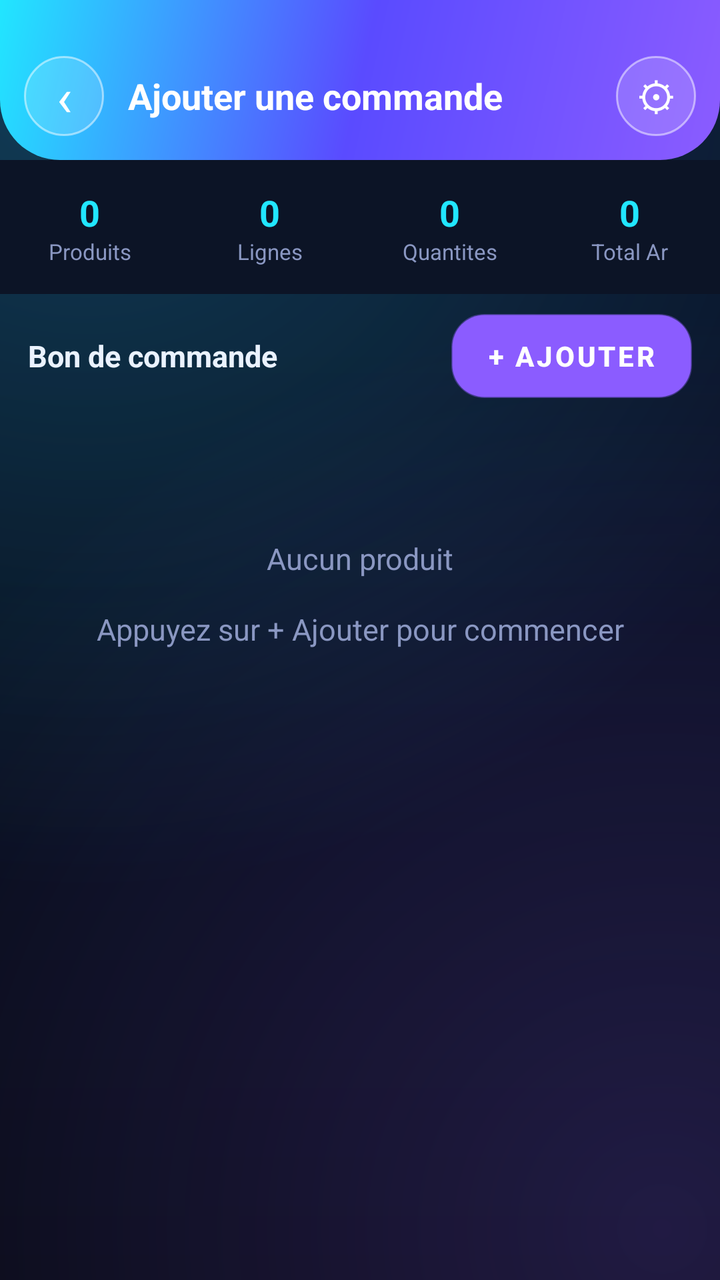
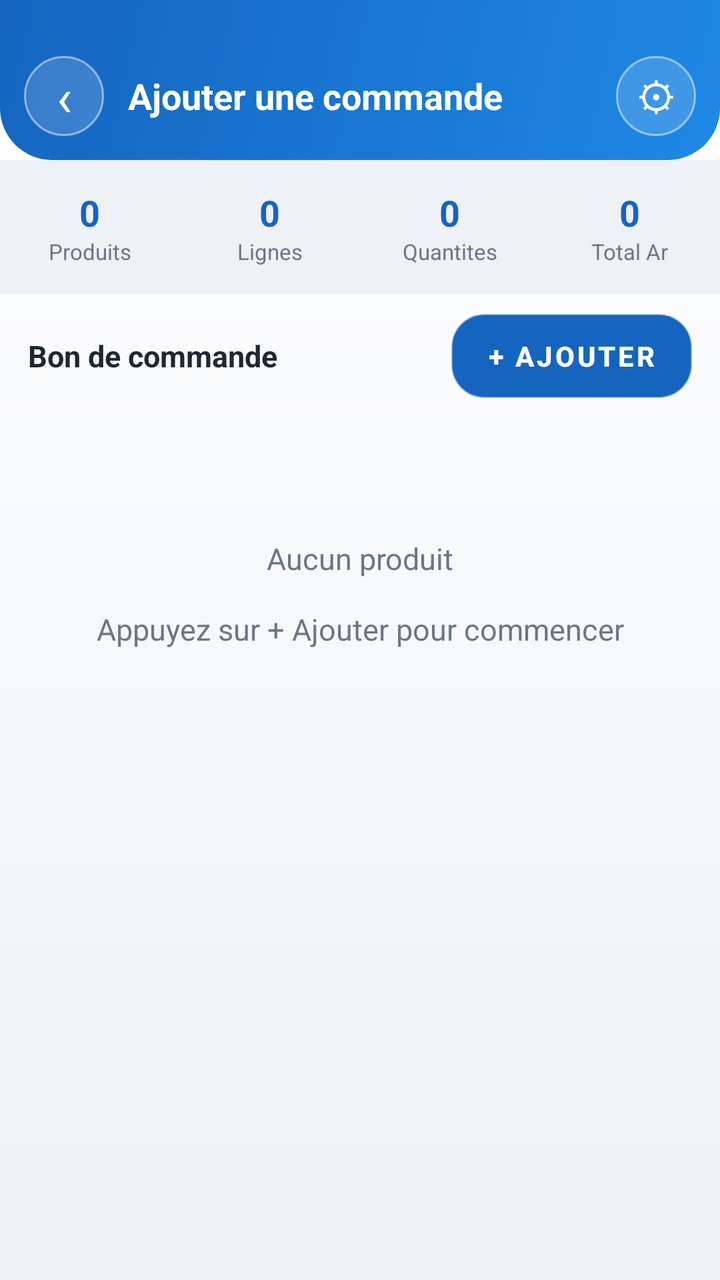

Before-and-after screenshots of an Android layout around one commit, followed by the original layout XML and the change that was made.
<!-- AndroidManifest.xml: application theme Theme.AluManager -->
<!-- res/layout/activity_add_order.xml -->
<?xml version="1.0" encoding="utf-8"?>
<LinearLayout xmlns:android="http://schemas.android.com/apk/res/android"
    android:layout_width="match_parent"
    android:layout_height="match_parent"
    android:background="@drawable/bg_space"
    android:orientation="vertical">

    
    <LinearLayout
        android:layout_width="match_parent"
        android:layout_height="wrap_content"
        android:background="@drawable/hero_bg"
        android:gravity="center_vertical"
        android:orientation="horizontal"
        android:paddingHorizontal="12dp"
        android:paddingTop="28dp"
        android:paddingBottom="12dp">

        <TextView
            android:id="@+id/btnBack"
            android:layout_width="40dp"
            android:layout_height="40dp"
            android:background="@drawable/avatar_circle"
            android:gravity="center"
            android:text="‹"
            android:textColor="#FFFFFF"
            android:textSize="26sp" />

        <TextView
            android:id="@+id/screenTitle"
            android:layout_width="0dp"
            android:layout_height="wrap_content"
            android:layout_marginStart="12dp"
            android:layout_weight="1"
            android:text="Ajouter une commande"
            android:textColor="#FFFFFF"
            android:textSize="18sp"
            android:textStyle="bold" />

        <TextView
            android:id="@+id/btnSettings"
            android:layout_width="40dp"
            android:layout_height="40dp"
            android:background="@drawable/avatar_circle"
            android:gravity="center"
            android:text="⚙"
            android:textColor="#FFFFFF"
            android:textSize="20sp" />
    </LinearLayout>

    
    <LinearLayout
        android:layout_width="match_parent"
        android:layout_height="wrap_content"
        android:background="#0C1426"
        android:orientation="horizontal"
        android:paddingVertical="14dp">

        <LinearLayout style="@style/OStat">
            <TextView android:id="@+id/statProduits" style="@style/OStatVal" android:text="0" />
            <TextView style="@style/OStatLbl" android:text="Produits" />
        </LinearLayout>
        <LinearLayout style="@style/OStat">
            <TextView android:id="@+id/statLignes" style="@style/OStatVal" android:text="0" />
            <TextView style="@style/OStatLbl" android:text="Lignes" />
        </LinearLayout>
        <LinearLayout style="@style/OStat">
            <TextView android:id="@+id/statQty" style="@style/OStatVal" android:text="0" />
            <TextView style="@style/OStatLbl" android:text="Quantites" />
        </LinearLayout>
        <LinearLayout style="@style/OStat">
            <TextView android:id="@+id/statTotal" style="@style/OStatVal" android:text="0" />
            <TextView style="@style/OStatLbl" android:text="Total Ar" />
        </LinearLayout>
    </LinearLayout>

    
    <LinearLayout
        android:layout_width="match_parent"
        android:layout_height="wrap_content"
        android:gravity="center_vertical"
        android:orientation="horizontal"
        android:paddingHorizontal="14dp"
        android:paddingVertical="10dp">

        <TextView
            android:layout_width="0dp"
            android:layout_height="wrap_content"
            android:layout_weight="1"
            android:text="Bon de commande"
            android:textColor="#EAF2FF"
            android:textSize="15sp"
            android:textStyle="bold" />

        <Button
            android:id="@+id/btnAddProduct"
            android:layout_width="wrap_content"
            android:layout_height="42dp"
            android:background="@drawable/btn_primary"
            android:paddingHorizontal="18dp"
            android:text="+ Ajouter"
            android:textColor="#FFFFFF"
            android:textStyle="bold" />
    </LinearLayout>

    
    <ScrollView
        android:layout_width="match_parent"
        android:layout_height="0dp"
        android:layout_weight="1"
        android:fillViewport="true">

        <LinearLayout
            android:id="@+id/productsContainer"
            android:layout_width="match_parent"
            android:layout_height="wrap_content"
            android:orientation="vertical"
            android:paddingHorizontal="12dp"
            android:paddingBottom="20dp">

            <TextView
                android:id="@+id/emptyState"
                android:layout_width="match_parent"
                android:layout_height="wrap_content"
                android:layout_marginTop="60dp"
                android:gravity="center"
                android:text="Aucun produit\n\nAppuyez sur + Ajouter pour commencer"
                android:textColor="#8A97C2"
                android:textSize="15sp" />
        </LinearLayout>
    </ScrollView>

    
    <LinearLayout
        android:id="@+id/summaryBar"
        android:layout_width="match_parent"
        android:layout_height="wrap_content"
        android:background="#0C1426"
        android:elevation="8dp"
        android:gravity="center_vertical"
        android:orientation="horizontal"
        android:padding="14dp"
        android:visibility="gone">

        <LinearLayout
            android:layout_width="0dp"
            android:layout_height="wrap_content"
            android:layout_weight="1"
            android:orientation="vertical">

            <TextView
                android:layout_width="wrap_content"
                android:layout_height="wrap_content"
                android:text="Total General"
                android:textColor="#8A97C2"
                android:textSize="12sp" />

            <TextView
                android:id="@+id/grandTotal"
                android:layout_width="wrap_content"
                android:layout_height="wrap_content"
                android:text="0 Ar"
                android:textColor="#21E6FF"
                android:textSize="20sp"
                android:textStyle="bold" />
        </LinearLayout>

        <Button
            android:id="@+id/btnValidate"
            android:layout_width="wrap_content"
            android:layout_height="50dp"
            android:background="@drawable/btn_primary"
            android:paddingHorizontal="22dp"
            android:text="Valider la commande"
            android:textColor="#FFFFFF"
            android:textStyle="bold" />
    </LinearLayout>

</LinearLayout>
<!-- resources referenced by this layout -->
<resources>
  <!-- drawable avatar_circle (drawable) -->
  <?xml version="1.0" encoding="utf-8"?>
  <shape xmlns:android="http://schemas.android.com/apk/res/android" android:shape="oval">
      <solid android:color="#26FFFFFF" />
      <stroke android:width="1dp" android:color="#80FFFFFF" />
  </shape>
  <!-- drawable bg_space (drawable) -->
  <?xml version="1.0" encoding="utf-8"?>
  <layer-list xmlns:android="http://schemas.android.com/apk/res/android">
      <item>
          <shape android:shape="rectangle">
              <gradient
                  android:angle="270"
                  android:startColor="#0C1430"
                  android:centerColor="#080E1F"
                  android:endColor="#060912" />
          </shape>
      </item>
      
      <item>
          <shape android:shape="rectangle">
              <gradient
                  android:type="radial"
                  android:centerX="0.12"
                  android:centerY="0.04"
                  android:gradientRadius="420dp"
                  android:startColor="#3321E6FF"
                  android:endColor="#0021E6FF" />
          </shape>
      </item>
      
      <item>
          <shape android:shape="rectangle">
              <gradient
                  android:type="radial"
                  android:centerX="0.92"
                  android:centerY="0.96"
                  android:gradientRadius="460dp"
                  android:startColor="#338B5CFF"
                  android:endColor="#008B5CFF" />
          </shape>
      </item>
  </layer-list>
  <!-- drawable btn_primary (drawable) -->
  <?xml version="1.0" encoding="utf-8"?>
  <shape xmlns:android="http://schemas.android.com/apk/res/android" android:shape="rectangle">
      <gradient
          android:angle="0"
          android:startColor="#21E6FF"
          android:endColor="#8B5CFF" />
      <corners android:radius="16dp" />
      <stroke android:width="1dp" android:color="#66BFF5FF" />
  </shape>
  <!-- drawable hero_bg (drawable) -->
  <?xml version="1.0" encoding="utf-8"?>
  <shape xmlns:android="http://schemas.android.com/apk/res/android" android:shape="rectangle">
      <gradient
          android:angle="135"
          android:startColor="#8B5CFF"
          android:centerColor="#5A4BFF"
          android:endColor="#21E6FF" />
      <corners
          android:bottomLeftRadius="30dp"
          android:bottomRightRadius="30dp" />
  </shape>
  <style name="OStatLbl">
          <item name="android:layout_width">wrap_content</item>
          <item name="android:layout_height">wrap_content</item>
          <item name="android:textColor">@color/text_mu</item>
          <item name="android:textSize">11sp</item>
      </style>
  <style name="OStatVal">
          <item name="android:layout_width">wrap_content</item>
          <item name="android:layout_height">wrap_content</item>
          <item name="android:textColor">@color/neon_cyan</item>
          <item name="android:textSize">18sp</item>
          <item name="android:textStyle">bold</item>
      </style>
  <style name="Theme.AluManager" parent="Theme.MaterialComponents.NoActionBar">
          <item name="colorPrimary">@color/neon_violet</item>
          <item name="colorPrimaryVariant">@color/neon_cyan</item>
          <item name="colorOnPrimary">#08101F</item>
          <item name="colorAccent">@color/neon_cyan</item>
          <item name="android:windowBackground">@color/bg_deep</item>
          <item name="android:statusBarColor">@android:color/transparent</item>
          <item name="android:navigationBarColor">@color/bg_deep</item>
          <item name="android:windowLightStatusBar">false</item>
          <item name="android:colorBackground">@color/bg_deep</item>
      </style>
  <color name="text_mu">#8A97C2</color>
  <color name="neon_cyan">#21E6FF</color>
  <color name="neon_violet">#8B5CFF</color>
  <color name="bg_deep">#060912</color>
  <!-- unchanged entries left out for length: 1 -->
</resources>

<!-- the commit's change to res/layout/activity_add_order.xml (unified diff, before → after) -->
@@ -52,7 +52,7 @@
     <LinearLayout
         android:layout_width="match_parent"
         android:layout_height="wrap_content"
-        android:background="#0C1426"
+        android:background="#EEF1F6"
         android:orientation="horizontal"
         android:paddingVertical="14dp">
 
@@ -88,7 +88,7 @@
             android:layout_height="wrap_content"
             android:layout_weight="1"
             android:text="Bon de commande"
-            android:textColor="#EAF2FF"
+            android:textColor="#1F2733"
             android:textSize="15sp"
             android:textStyle="bold" />
 
@@ -125,7 +125,7 @@
                 android:layout_marginTop="60dp"
                 android:gravity="center"
                 android:text="Aucun produit\n\nAppuyez sur + Ajouter pour commencer"
-                android:textColor="#8A97C2"
+                android:textColor="#6B7686"
                 android:textSize="15sp" />
         </LinearLayout>
     </ScrollView>
@@ -135,7 +135,7 @@
         android:id="@+id/summaryBar"
         android:layout_width="match_parent"
         android:layout_height="wrap_content"
-        android:background="#0C1426"
+        android:background="#EEF1F6"
         android:elevation="8dp"
         android:gravity="center_vertical"
         android:orientation="horizontal"
@@ -152,7 +152,7 @@
                 android:layout_width="wrap_content"
                 android:layout_height="wrap_content"
                 android:text="Total General"
-                android:textColor="#8A97C2"
+                android:textColor="#6B7686"
                 android:textSize="12sp" />
 
             <TextView
@@ -160,7 +160,7 @@
                 android:layout_width="wrap_content"
                 android:layout_height="wrap_content"
                 android:text="0 Ar"
-                android:textColor="#21E6FF"
+                android:textColor="#1E88E5"
                 android:textSize="20sp"
                 android:textStyle="bold" />
         </LinearLayout>
<!-- resource entries referenced after the edit -->
@@ -8,62 +8,33 @@
   </shape>
   <!-- drawable bg_space (drawable) -->
   <?xml version="1.0" encoding="utf-8"?>
-  <layer-list xmlns:android="http://schemas.android.com/apk/res/android">
-      <item>
-          <shape android:shape="rectangle">
-              <gradient
-                  android:angle="270"
-                  android:startColor="#0C1430"
-                  android:centerColor="#080E1F"
-                  android:endColor="#060912" />
-          </shape>
-      </item>
-      
-      <item>
-          <shape android:shape="rectangle">
-              <gradient
-                  android:type="radial"
-                  android:centerX="0.12"
-                  android:centerY="0.04"
-                  android:gradientRadius="420dp"
-                  android:startColor="#3321E6FF"
-                  android:endColor="#0021E6FF" />
-          </shape>
-      </item>
-      
-      <item>
-          <shape android:shape="rectangle">
-              <gradient
-                  android:type="radial"
-                  android:centerX="0.92"
-                  android:centerY="0.96"
-                  android:gradientRadius="460dp"
-                  android:startColor="#338B5CFF"
-                  android:endColor="#008B5CFF" />
-          </shape>
-      </item>
-  </layer-list>
+  <shape xmlns:android="http://schemas.android.com/apk/res/android" android:shape="rectangle">
+      <gradient
+          android:angle="270"
+          android:startColor="#FFFFFF"
+          android:endColor="#EEF1F6" />
+  </shape>
   <!-- drawable btn_primary (drawable) -->
   <?xml version="1.0" encoding="utf-8"?>
   <shape xmlns:android="http://schemas.android.com/apk/res/android" android:shape="rectangle">
       <gradient
           android:angle="0"
-          android:startColor="#21E6FF"
-          android:endColor="#8B5CFF" />
+          android:startColor="#1E88E5"
+          android:endColor="#1565C0" />
       <corners android:radius="16dp" />
-      <stroke android:width="1dp" android:color="#66BFF5FF" />
+      <stroke android:width="1dp" android:color="#661E88E5" />
   </shape>
   <!-- drawable hero_bg (drawable) -->
   <?xml version="1.0" encoding="utf-8"?>
   <shape xmlns:android="http://schemas.android.com/apk/res/android" android:shape="rectangle">
       <gradient
           android:angle="135"
-          android:startColor="#8B5CFF"
-          android:centerColor="#5A4BFF"
-          android:endColor="#21E6FF" />
+          android:startColor="#1E88E5"
+          android:centerColor="#1976D2"
+          android:endColor="#1565C0" />
       <corners
-          android:bottomLeftRadius="30dp"
-          android:bottomRightRadius="30dp" />
+          android:bottomLeftRadius="26dp"
+          android:bottomRightRadius="26dp" />
   </shape>
   <style name="OStatLbl">
           <item name="android:layout_width">wrap_content</item>
@@ -74,14 +45,14 @@
   <style name="OStatVal">
           <item name="android:layout_width">wrap_content</item>
           <item name="android:layout_height">wrap_content</item>
-          <item name="android:textColor">@color/neon_cyan</item>
+          <item name="android:textColor">#1565C0</item>
           <item name="android:textSize">18sp</item>
           <item name="android:textStyle">bold</item>
       </style>
-  <style name="Theme.AluManager" parent="Theme.MaterialComponents.NoActionBar">
+  <style name="Theme.AluManager" parent="Theme.MaterialComponents.Light.NoActionBar">
           <item name="colorPrimary">@color/neon_violet</item>
           <item name="colorPrimaryVariant">@color/neon_cyan</item>
-          <item name="colorOnPrimary">#08101F</item>
+          <item name="colorOnPrimary">#FFFFFF</item>
           <item name="colorAccent">@color/neon_cyan</item>
           <item name="android:windowBackground">@color/bg_deep</item>
           <item name="android:statusBarColor">@android:color/transparent</item>
@@ -89,10 +60,10 @@
           <item name="android:windowLightStatusBar">false</item>
           <item name="android:colorBackground">@color/bg_deep</item>
       </style>
-  <color name="text_mu">#8A97C2</color>
-  <color name="neon_cyan">#21E6FF</color>
-  <color name="neon_violet">#8B5CFF</color>
-  <color name="bg_deep">#060912</color>
+  <color name="text_mu">#6B7686</color>
+  <color name="neon_cyan">#1E88E5</color>
+  <color name="neon_violet">#1565C0</color>
+  <color name="bg_deep">#F4F6F9</color>
   <!-- unchanged entries left out for length: 1 -->
 </resources>
 
